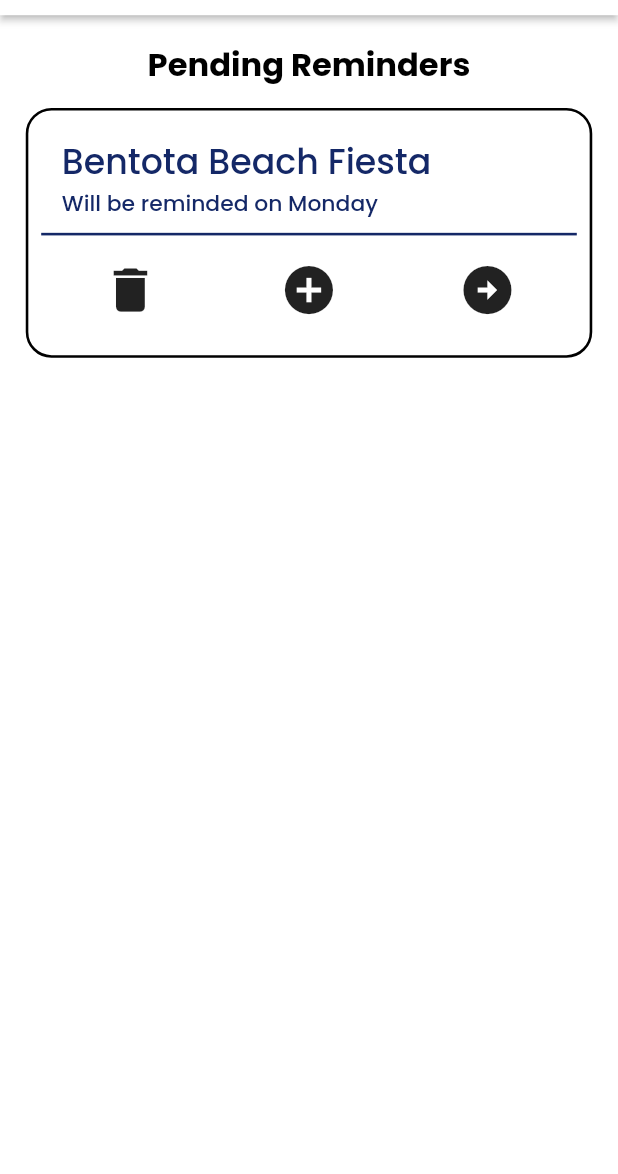
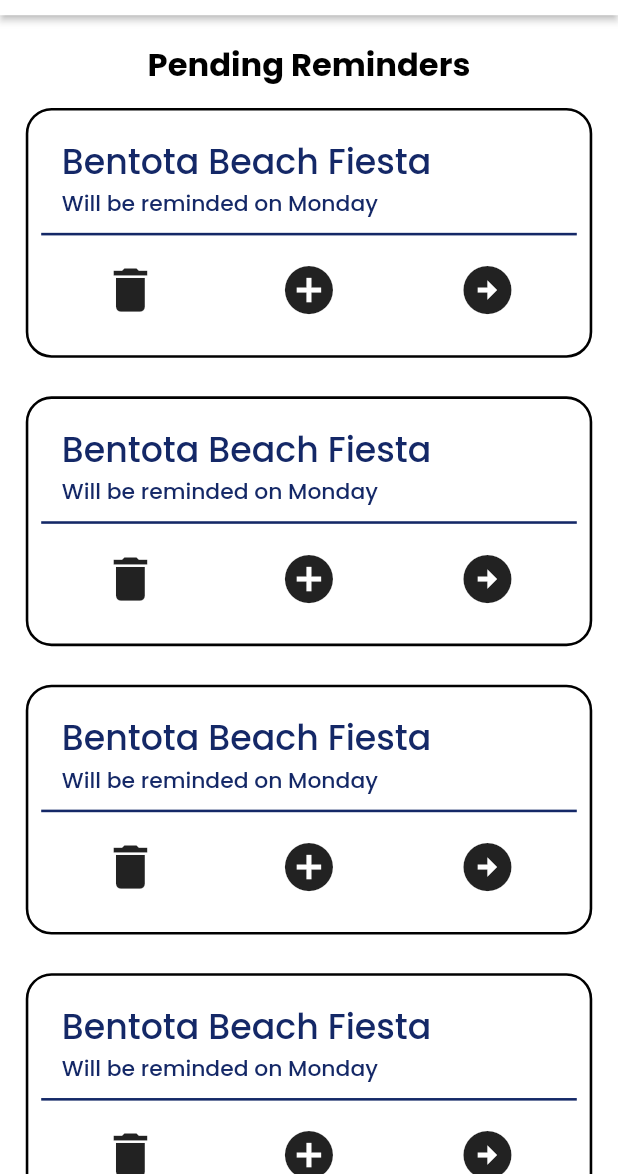
Before and after one commit to danushaMalshan/codesprin7-bugzfree, a Flutter app: the PendingReminders screen opened directly, on a phone screen of 412 x 824 dp, the part 62-1236 px from its top. Run offline on Flutter 3.47's test engine with Material 2 defaults, Android fonts, the phone set to English and light mode, and no system bars; our stand-ins replace carousel_slider, curved_navigation_bar, flutter_svg, google_maps_flutter, persistent_bottom_nav_bar, responsive_framework.

Commit message:
Issue to Danusha

```diff
--- a/together/lib/main.dart
+++ b/together/lib/main.dart
@@ -56,7 +56,7 @@ class MyApp extends StatelessWidget {
           color: const Color(0xFFF5F5F5),
         ),
       ),
-      home: Reminders(),
+      home: PendingReminders(),
 
       // builder: (context, child) => ResponsiveWrapper.builder(child,
       //     maxWidth: 1200,
--- a/together/lib/screens/pending_reminders.dart
+++ b/together/lib/screens/pending_reminders.dart
@@ -26,6 +26,135 @@ class _PendingRemindersState extends State<PendingReminders> {
                   'Pending Reminders',
                   textAlign: TextAlign.center,
                   style: messagePreviewTextStyle(),
+                ),
+              ),
+              Container(
+                margin: const EdgeInsets.symmetric(
+                    horizontal: 20.0, vertical: 15.0),
+                padding: const EdgeInsets.symmetric(
+                    vertical: 15.0, horizontal: 10.0),
+                width: double.infinity,
+                decoration: BoxDecoration(
+                  borderRadius: BorderRadius.circular(20.0),
+                  border: Border.all(width: 2),
+                ),
+                child: Column(
+                  children: <Widget>[
+                    ListTile(
+                      title: Text(
+                        'Bentota Beach Fiesta',
+                        style: forEventName(),
+                      ),
+                      subtitle: Text(
+                        'Will be reminded on Monday',
+                        style: forEventSub(),
+                      ),
+                    ),
+                    const Divider(
+                      color: Color(0xff142867),
+                      thickness: 2.0,
+                    ),
+                    Container(
+                      margin: const EdgeInsets.symmetric(vertical: 5.0),
+                      child: Row(
+                        mainAxisAlignment: MainAxisAlignment.spaceAround,
+                        children: <Widget>[
+                          pendingReminderIcons(const Icon(Icons.delete),
+                              'Remove from Pending Reminders'),
+                          pendingReminderIcons(
+                              const Icon(Icons.add_circle), 'Add to Reminders Now'),
+                          pendingReminderIcons(const Icon(Icons.arrow_circle_right),
+                              'Go to Event Details'),
+                        ],
+                      ),
+                    ),
+                  ],
+                ),
+              ),
+              Container(
+                margin: const EdgeInsets.symmetric(
+                    horizontal: 20.0, vertical: 15.0),
+                padding: const EdgeInsets.symmetric(
+                    vertical: 15.0, horizontal: 10.0),
+                width: double.infinity,
+                decoration: BoxDecoration(
+                  borderRadius: BorderRadius.circular(20.0),
+                  border: Border.all(width: 2),
+                ),
+                child: Column(
+                  children: <Widget>[
+                    ListTile(
+                      title: Text(
+                        'Bentota Beach Fiesta',
+                        style: forEventName(),
+                      ),
+                      subtitle: Text(
+                        'Will be reminded on Monday',
+                        style: forEventSub(),
+                      ),
+                    ),
+                    const Divider(
+                      color: Color(0xff142867),
+                      thickness: 2.0,
+                    ),
+                    Container(
+                      margin: const EdgeInsets.symmetric(vertical: 5.0),
+                      child: Row(
+                        mainAxisAlignment: MainAxisAlignment.spaceAround,
+                        children: <Widget>[
+                          pendingReminderIcons(const Icon(Icons.delete),
+                              'Remove from Pending Reminders'),
+                          pendingReminderIcons(
+                              const Icon(Icons.add_circle), 'Add to Reminders Now'),
+                          pendingReminderIcons(const Icon(Icons.arrow_circle_right),
+                              'Go to Event Details'),
+                        ],
+                      ),
+                    ),
+                  ],
+                ),
+              ),
+              Container(
+                margin: const EdgeInsets.symmetric(
+                    horizontal: 20.0, vertical: 15.0),
+                padding: const EdgeInsets.symmetric(
+                    vertical: 15.0, horizontal: 10.0),
+                width: double.infinity,
+                decoration: BoxDecoration(
+                  borderRadius: BorderRadius.circular(20.0),
+                  border: Border.all(width: 2),
+                ),
+                child: Column(
+                  children: <Widget>[
+                    ListTile(
+                      title: Text(
+                        'Bentota Beach Fiesta',
+                        style: forEventName(),
+                      ),
+                      subtitle: Text(
+                        'Will be reminded on Monday',
+                        style: forEventSub(),
+                      ),
+                    ),
+                    const Divider(
+                      color: Color(0xff142867),
+                      thickness: 2.0,
+                    ),
+                    Container(
+                      margin: const EdgeInsets.symmetric(vertical: 5.0),
+                      child: Row(
+                        mainAxisAlignment: MainAxisAlignment.spaceAround,
+                        children: <Widget>[
+                          pendingReminderIcons(const Icon(Icons.delete),
+                              'Remove from Pending Reminders'),
+                          pendingReminderIcons(
+                              const Icon(Icons.add_circle), 'Add to Reminders Now'),
+                          pendingReminderIcons(const Icon(Icons.arrow_circle_right),
+                              'Go to Event Details'),
+                        ],
+                      ),
+                    ),
+                  ],
                 ),
               ),
               Container(
--- a/together/lib/screens/publish_event.dart
+++ b/together/lib/screens/publish_event.dart
@@ -1,50 +1,33 @@
 import 'package:flutter/material.dart';
 import 'package:together/components/appbar.dart';
 import 'package:together/components/bottom_navigation_bar.dart';
-
-
 
 class PublishEventScreen extends StatelessWidget {
   const PublishEventScreen({Key? key}) : super(key: key);
 
   @override
   Widget build(BuildContext context) {
+    double width = MediaQuery.of(context).size.width;
+    double height = MediaQuery.of(context).size.height;
+
     return Scaffold(
       appBar: myAppBar(),
       body: SafeArea(
-      child: ListView(
+        child: Center(
+          child: Column(
             children: <Widget>[
-          Center(
-            child: Container(
-              margin: const EdgeInsets.symmetric(vertical: 30.0),
-              child: const Text('It\'s good to see you as an organizer!'),
+              Container(
+                margin: EdgeInsets.only(top: 10.0),
+                child: Column(
+                  children: <Widget>[
+                    Text('It\'s good to see you as a Event Organizer'),
+                    Text('Tell us about your Event'),
+                  ],
                 ),
               ),
-          myTextField(Icons.festival, 'Event Name'),
-          myTextField(Icons.location_on, 'Venue'),
-          // Center(
-          //   child: ListTile(
-          //     leading: IconButton(
-          //       iconSize: 50.0,
-          //       icon: Icon(
-          //         Icons.add_location_alt,
-          //         color: Color(0xff142867),
-          //       ),
-          //       onPressed: () {},
-          //     ),
-          //     title: Text('Pin location from Google Maps'),
-          //   ),
-          // ),
-          myTextField(Icons.money, 'Ticket Price'),
-          // myTextField(Icons.schedule, 'Time'),
-          ElevatedButton(
-            onPressed: () {},
-            style: ElevatedButton.styleFrom(
-              primary: const Color(0xff142867),
+              TextField(),
+            ],
           ),
-            child: const Text('Review Details'),
-          ),
-        ],
         ),
       ),
     );
@@ -52,7 +35,7 @@ class PublishEventScreen extends StatelessWidget {
 
   Widget myTextField(IconData icon, String eventName) {
     return Container(
-    margin: const EdgeInsets.symmetric(horizontal: 30.0,vertical: 10.0),
+      margin: const EdgeInsets.symmetric(horizontal: 30.0, vertical: 10.0),
       child: TextField(
         decoration: InputDecoration(
           labelText: eventName,
@@ -67,5 +50,4 @@ class PublishEventScreen extends StatelessWidget {
       ),
     );
   }
-
 }
```
Lines whose indentation alone changed are shown as unchanged.
